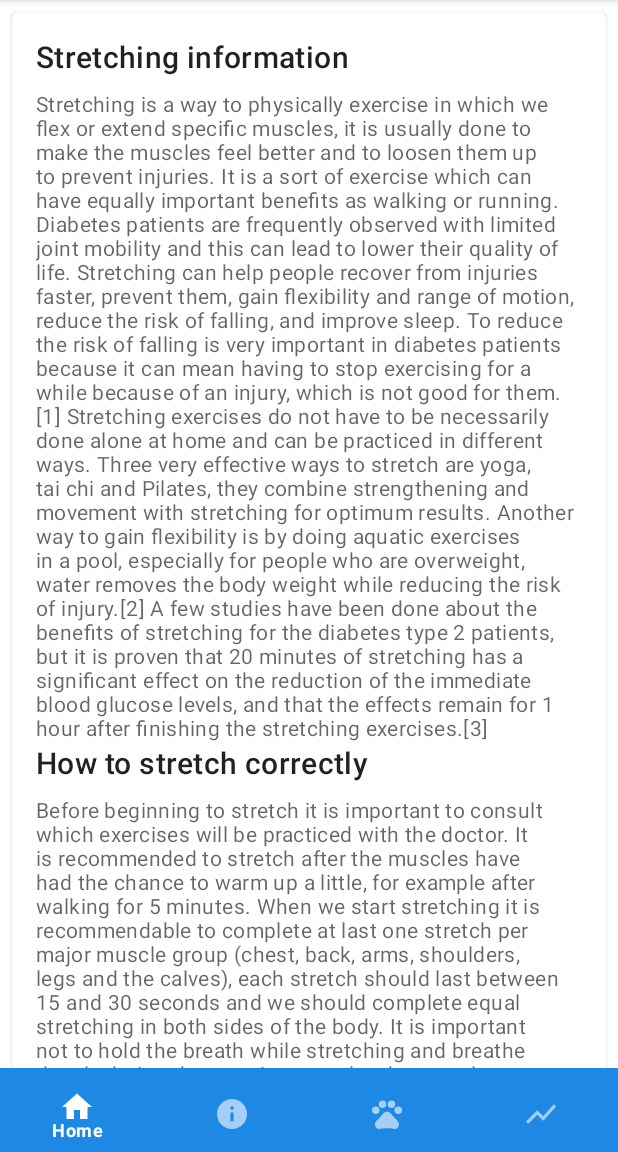
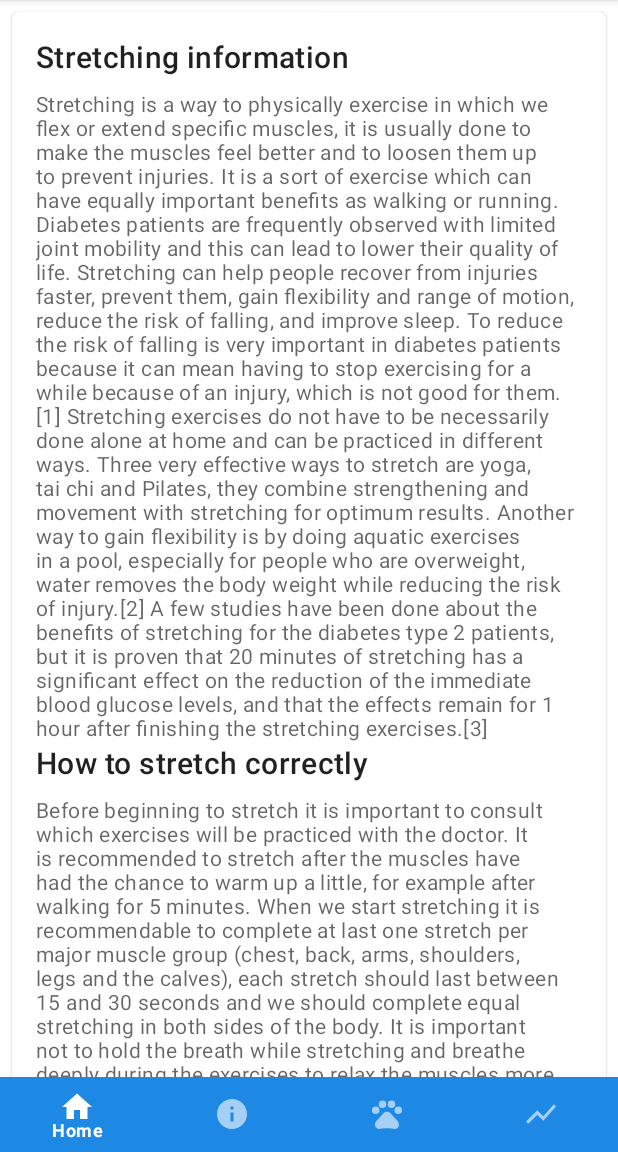
Before and after one commit to dbruendl/diAppetes, an Android app: the fragment StretchingInfoFragment placed in its activity, on a phone screen of 412 x 824 dp, the part 84-1236 px from its top. Run offline under Robolectric (Android 15) with nearby library versions, the phone set to English and light mode, and no system bars; our stand-ins replace Dagger/Hilt's generated code, Room's generated code, RxJava, Volley; libraries missing offline, so code that uses them is left out: com.jjoe64.graphview; 2 statements that could not run were skipped.

Commit message:
fix stretching info fragment crashing

```diff
--- a/app/src/main/res/layout/stretching_info.xml
+++ b/app/src/main/res/layout/stretching_info.xml
@@ -7,11 +7,7 @@
 
     <androidx.core.widget.NestedScrollView
         android:layout_width="match_parent"
-        android:layout_height="match_parent"
-        app:layout_constraintBottom_toTopOf="@id/navigation_bar"
-        app:layout_constraintLeft_toRightOf="parent"
-        app:layout_constraintRight_toLeftOf="parent"
-        app:layout_constraintTop_toTopOf="parent">
+        android:layout_height="match_parent">
 
         <LinearLayout
             android:layout_width="match_parent"
@@ -23,9 +19,7 @@
                 tools:layout_editor_absoluteX="8dp"
                 android:layout_width="match_parent"
                 android:layout_height="wrap_content"
-                android:layout_margin="8dp"
-                app:layout_constraintBottom_toTopOf="@+id/causes_card"
-                app:layout_constraintTop_toTopOf="parent">
+                android:layout_margin="8dp">
 
                 <LinearLayout
                     android:layout_width="match_parent"
@@ -68,8 +62,7 @@
                         android:textAppearance="?attr/textAppearanceHeadline6" />
 
                     <ImageView
-                        android:id="@+id/imageView"
-                        android:layout_width="match_parent"
+                        android:layout_width="wrap_content"
                         android:layout_height="wrap_content"
                         app:srcCompat="@drawable/neck_look_to_the_side" />
 
@@ -215,23 +208,4 @@
 
     </androidx.core.widget.NestedScrollView>
 
-    <LinearLayout
-        android:id="@+id/navigation_bar"
-        android:layout_width="wrap_content"
-        android:layout_height="wrap_content"
-        android:orientation="horizontal"
-        app:layout_constraintBottom_toBottomOf="parent"
-        app:layout_constraintEnd_toEndOf="parent"
-        app:layout_constraintStart_toStartOf="parent">
-
-        <com.google.android.material.bottomnavigation.BottomNavigationView
-            android:id="@+id/navigation_view"
-            style="@style/Widget.MaterialComponents.BottomNavigationView.Colored"
-            android:layout_width="match_parent"
-            android:layout_height="wrap_content"
-            app:menu="@menu/bottom_navigation_menu">
-
-        </com.google.android.material.bottomnavigation.BottomNavigationView>
-
-    </LinearLayout>
 </androidx.constraintlayout.widget.ConstraintLayout>
```
Also changed, not shown: app/src/main/res/drawable/ankle.gif (renamed from app/src/main/res/drawable-v24/ankle.gif), app/src/main/res/drawable/back.gif (renamed from app/src/main/res/drawable-v24/back.gif), app/src/main/res/drawable/full_body.gif (renamed from app/src/main/res/drawable-v24/full_body.gif), app/src/main/res/drawable/hamstring.gif (renamed from app/src/main/res/drawable-v24/hamstring.gif), app/src/main/res/drawable/hip.gif (renamed from app/src/main/res/drawable-v24/hip.GIF), app/src/main/res/drawable/lower_back.gif (renamed from app/src/main/res/drawable-v24/lower_back.gif), app/src/main/res/drawable/neck_look_forward.gif (renamed from app/src/main/res/drawable-v24/neck_look_forward.gif), app/src/main/res/drawable/neck_look_to_the_side.gif (renamed from app/src/main/res/drawable-v24/neck_look_to_the_side.gif), app/src/main/res/drawable/shoulder.gif (renamed from app/src/main/res/drawable-v24/shoulder.gif), app/src/main/res/drawable/thigh.gif (renamed from app/src/main/res/drawable-v24/thigh.gif).
